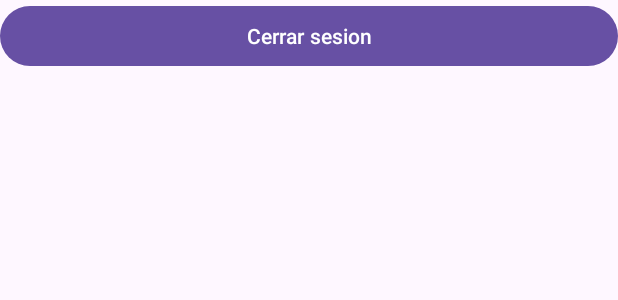
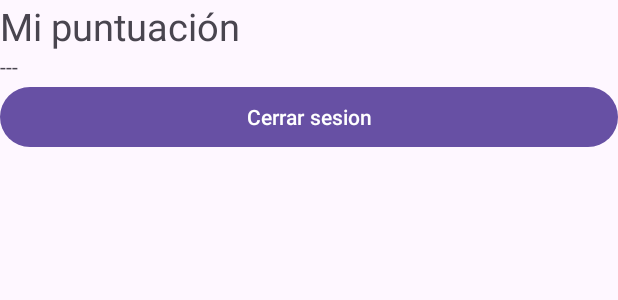
Before and after one commit to majodr13/MAHUNT, an Android app: the layout activity_menu.xml on its own in the app's theme, with its tools: preview values and no code run, on a phone screen of 412 x 824 dp. Shown: the top 300 px of the screen. Run offline under Robolectric (Android 15) with nearby library versions, the phone set to English and light mode, and no system bars.

Commit message:
Cambios al activity_menu (video 7 min 6:14

```diff
--- a/app/src/main/res/layout/activity_menu.xml
+++ b/app/src/main/res/layout/activity_menu.xml
@@ -1,18 +1,39 @@
 <?xml version="1.0" encoding="utf-8"?>
-<RelativeLayout
+    <ScrollView
     xmlns:android="http://schemas.android.com/apk/res/android"
-    xmlns:app="http://schemas.android.com/apk/res-auto"
     xmlns:tools="http://schemas.android.com/tools"
-    android:id="@+id/main"
     android:layout_width="match_parent"
-    android:layout_height="match_parent"
+    android:layout_height="wrap_content"
     tools:context=".Menu">
 
-    <LinearLayout
+    <androidx.appcompat.widget.LinearLayoutCompat
         android:layout_width="match_parent"
         android:layout_height="wrap_content"
         android:orientation="vertical"
-        android:gravity="center">
+        android:layout_gravity="center">
+
+        <TextView
+            android:id="@+id/MiPuntuaciontxt"
+            android:text="@string/MiPuntuaciontxt"
+            android:textSize="25sp"
+            android:layout_width="match_parent"
+            android:layout_height="wrap_content">
+
+        </TextView>
+
+        <TextView
+            android:id="@+id/Zombies"
+            android:text="@string/Patos"
+            android:layout_gravity="center"
+            android:layout_width="match_parent"
+            android:layout_height="wrap_content">
+        </TextView>
+
+        <ImageView
+            android:layout_width="match_parent"
+            android:layout_height="wrap_content">
+
+        </ImageView>
 
         <Button
             android:id="@+id/CerrarSesion"
@@ -22,6 +43,6 @@
 
         </Button>
 
-    </LinearLayout>
+    </androidx.appcompat.widget.LinearLayoutCompat>
 
-</RelativeLayout>
+    </ScrollView>
--- a/app/src/main/res/values/strings.xml
+++ b/app/src/main/res/values/strings.xml
@@ -13,5 +13,15 @@
     <string name="passLogin">Contraseña</string>
     <string name="BtnLogin">Ingresar</string>
 
+    <string name="MiPuntuaciontxt">Mi puntuación</string>
+    <string name="Patos"> --- </string>
+    <string name="uid"> --- </string>
+    <string name="correo"> --- </string>
+    <string name="nombre"> --- </string>
+    <string name="Menutxt">Menú</string>
+
+    <string name="JugarBtn">JUGAR</string>
+    <string name="PuntuacionesBtn">Puntuaciones</string>
+    <string name="AcercaDeBtn">Acerda de</string>
     <string name="CerrarSesion">Cerrar sesion</string>
 </resources>
```
